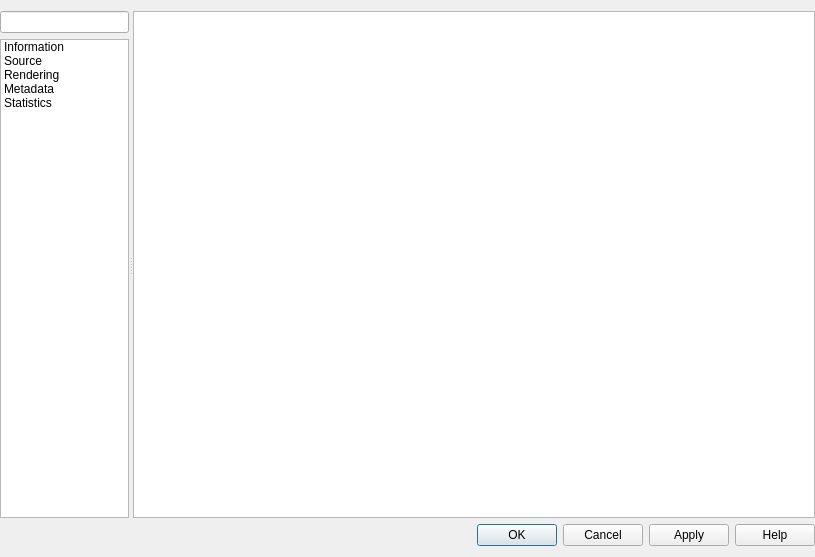
This is src/ui/qgspointcloudlayerpropertiesbase.ui in andreassteffens/QGIS as Qt 5 draws it before an edit. The edited form follows.
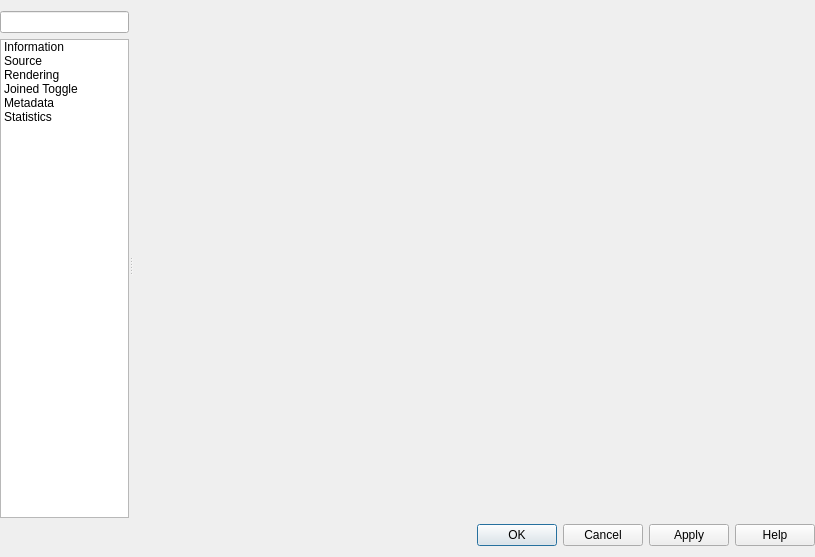
This is the edited form. The open tabs and pages were chosen to show the change. Icons and pictures are not drawn. Custom widgets are drawn as their Qt base class.

Commit message: added joined toggle functionality to additional layer types

Patch:
```diff
--- a/src/ui/qgspointcloudlayerpropertiesbase.ui
+++ b/src/ui/qgspointcloudlayerpropertiesbase.ui
@@ -134,6 +134,18 @@
             <normaloff>:/images/themes/default/propertyicons/rendering.svg</normaloff>:/images/themes/default/propertyicons/rendering.svg</iconset>
           </property>
          </item>
+         <item>
+          <property name="text">
+           <string>Joined Toggle</string>
+          </property>
+          <property name="toolTip">
+           <string>([a]tapa) Joined Visibility Toggle Settings</string>
+          </property>
+          <property name="icon">
+           <iconset resource="../../images/images.qrc">
+            <normaloff>:/images/themes/default/sb_joinedtoggle.svg</normaloff>:/images/themes/default/sb_joinedtoggle.svg</iconset>
+          </property>
+         </item>
          <item>
           <property name="text">
            <string>Metadata</string>
@@ -434,6 +446,32 @@
            </item>
           </layout>
          </widget>
+         <widget class="QWidget" name="mOptsPage_JoinedToggle">
+          <layout class="QVBoxLayout" name="verticalLayout_47">
+           <property name="leftMargin">
+            <number>0</number>
+           </property>
+           <property name="topMargin">
+            <number>0</number>
+           </property>
+           <property name="rightMargin">
+            <number>0</number>
+           </property>
+           <property name="bottomMargin">
+            <number>0</number>
+           </property>
+           <item>
+            <widget class="QFrame" name="joinedToggleFrame">
+             <property name="frameShape">
+              <enum>QFrame::NoFrame</enum>
+             </property>
+             <property name="frameShadow">
+              <enum>QFrame::Raised</enum>
+             </property>
+            </widget>
+           </item>
+          </layout>
+         </widget>
          <widget class="QWidget" name="mOptsPage_Metadata">
           <layout class="QVBoxLayout" name="verticalLayout_5">
            <property name="leftMargin">
```
The commit also changes 11 other files.
